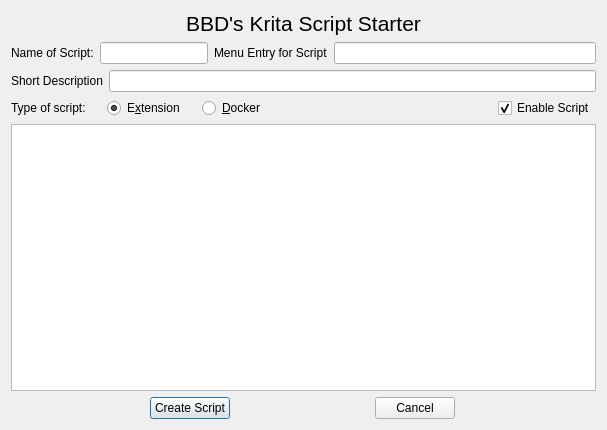
Old version of the form plugins/python/krita_script_starter/bbdkss.ui in the repository DR-KD1997/IKriate.
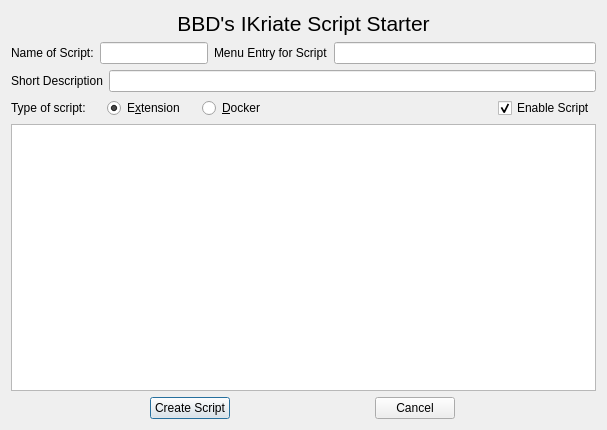
New version of the form.

Patch:
```diff
--- a/plugins/python/krita_script_starter/bbdkss.ui
+++ b/plugins/python/krita_script_starter/bbdkss.ui
@@ -37,7 +37,7 @@
         </font>
        </property>
        <property name="text">
-        <string>BBD's Krita Script Starter</string>
+        <string>BBD's IKriate Script Starter</string>
        </property>
        <property name="alignment">
         <set>Qt::AlignCenter</set>
```
Left out of the diff: 4 changed lines with no effect on the pictures.
